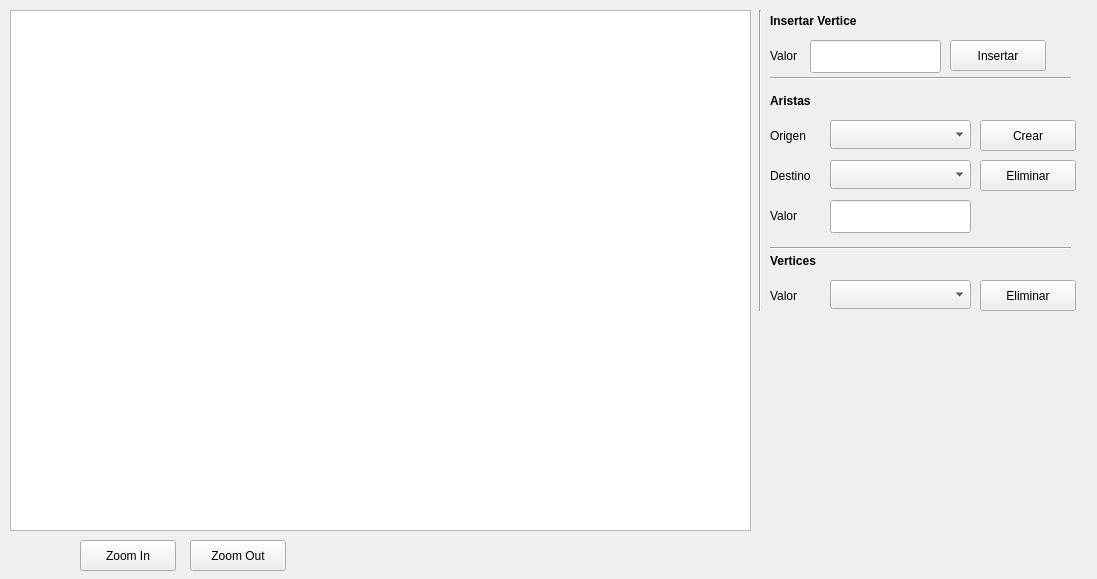
rNexeR/Estructura-Proyecto2, file GrafoForm.ui: the form before one commit.
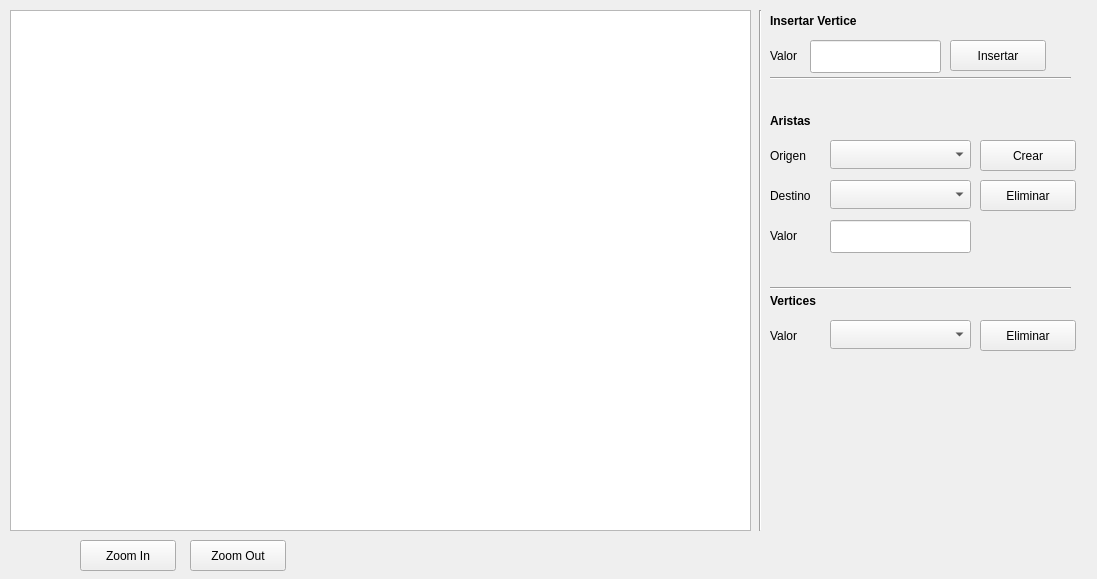
The form after the commit.

```diff
--- a/GrafoForm.ui
+++ b/GrafoForm.ui
@@ -85,7 +85,7 @@
    <property name="geometry">
     <rect>
      <x>770</x>
-     <y>120</y>
+     <y>140</y>
      <width>51</width>
      <height>31</height>
     </rect>
@@ -98,7 +98,7 @@
    <property name="geometry">
     <rect>
      <x>770</x>
-     <y>90</y>
+     <y>110</y>
      <width>101</width>
      <height>21</height>
     </rect>
@@ -117,7 +117,7 @@
    <property name="geometry">
     <rect>
      <x>830</x>
-     <y>120</y>
+     <y>140</y>
      <width>141</width>
      <height>29</height>
     </rect>
@@ -127,7 +127,7 @@
    <property name="geometry">
     <rect>
      <x>770</x>
-     <y>160</y>
+     <y>180</y>
      <width>51</width>
      <height>31</height>
     </rect>
@@ -140,7 +140,7 @@
    <property name="geometry">
     <rect>
      <x>830</x>
-     <y>160</y>
+     <y>180</y>
      <width>141</width>
      <height>29</height>
     </rect>
@@ -150,7 +150,7 @@
    <property name="geometry">
     <rect>
      <x>980</x>
-     <y>120</y>
+     <y>140</y>
      <width>96</width>
      <height>31</height>
     </rect>
@@ -163,7 +163,7 @@
    <property name="geometry">
     <rect>
      <x>980</x>
-     <y>160</y>
+     <y>180</y>
      <width>96</width>
      <height>31</height>
     </rect>
@@ -176,7 +176,7 @@
    <property name="geometry">
     <rect>
      <x>770</x>
-     <y>280</y>
+     <y>320</y>
      <width>51</width>
      <height>31</height>
     </rect>
@@ -189,7 +189,7 @@
    <property name="geometry">
     <rect>
      <x>830</x>
-     <y>280</y>
+     <y>320</y>
      <width>141</width>
      <height>29</height>
     </rect>
@@ -199,7 +199,7 @@
    <property name="geometry">
     <rect>
      <x>980</x>
-     <y>280</y>
+     <y>320</y>
      <width>96</width>
      <height>31</height>
     </rect>
@@ -212,7 +212,7 @@
    <property name="geometry">
     <rect>
      <x>770</x>
-     <y>250</y>
+     <y>290</y>
      <width>101</width>
      <height>21</height>
     </rect>
@@ -233,7 +233,7 @@
      <x>750</x>
      <y>10</y>
      <width>20</width>
-     <height>301</height>
+     <height>521</height>
     </rect>
    </property>
    <property name="orientation">
@@ -257,7 +257,7 @@
    <property name="geometry">
     <rect>
      <x>770</x>
-     <y>240</y>
+     <y>280</y>
      <width>301</width>
      <height>16</height>
     </rect>
@@ -296,7 +296,7 @@
    <property name="geometry">
     <rect>
      <x>830</x>
-     <y>200</y>
+     <y>220</y>
      <width>141</width>
      <height>33</height>
     </rect>
@@ -306,7 +306,7 @@
    <property name="geometry">
     <rect>
      <x>770</x>
-     <y>200</y>
+     <y>220</y>
      <width>61</width>
      <height>31</height>
     </rect>
```
